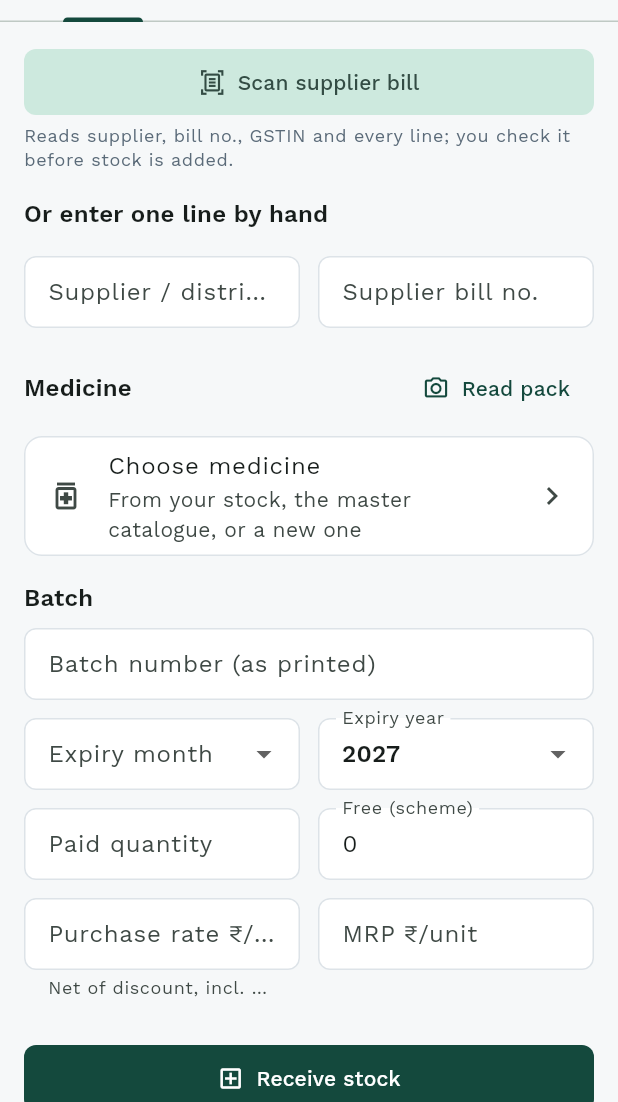
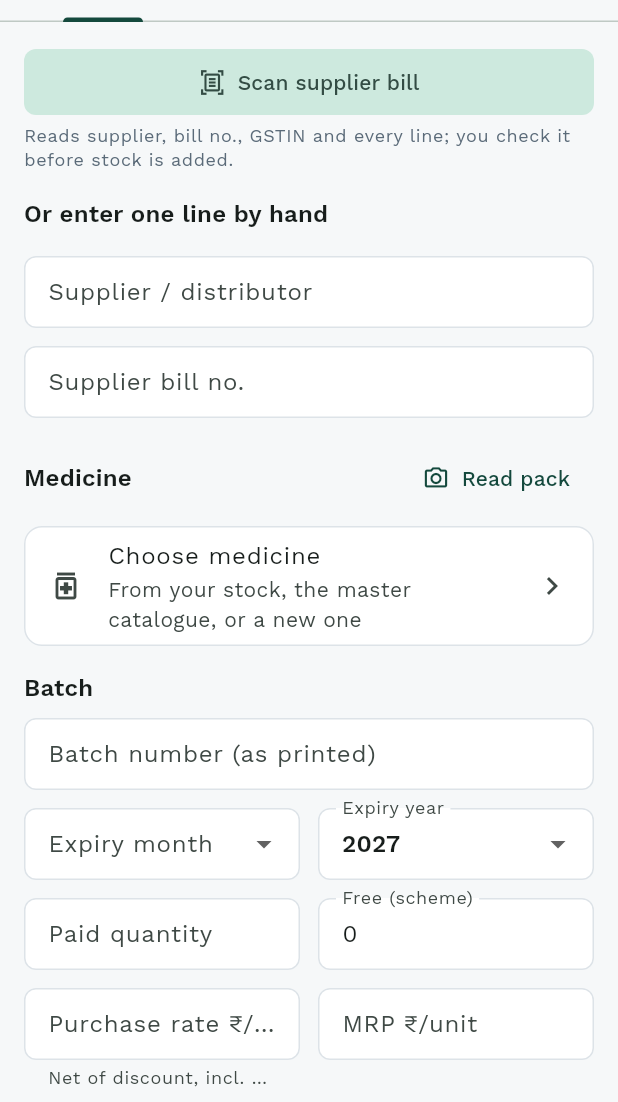
Before and after one commit to Framework7000/Medbills, a Flutter app: the PurchasesScreen screen opened directly, on a phone screen of 412 x 824 dp, the part 134-1236 px from its top. Run offline on Flutter 3.47's test engine with Material 3 defaults, Android fonts, the phone set to English and light mode, and no system bars; our stand-ins replace cloud_firestore, firebase_auth, firebase_core, flutter_riverpod, image_picker, pdf and 2 more; missing offline and left inert: dart:js_interop, google_mlkit_text_recognition, mobile_scanner; accounts and stored records are empty.

Commit message:
Rewrite README, setup and scripts docs for the shared-store app
Documents what each device is for, how to build and sign the Windows,
Mac, iPhone and Android apps, the Firestore layout, adding staff, and the
honest limits (text reading runs on phones; native builds not compiled in
the cloud environment). setup.sh no longer regenerates platform folders,
which are now committed, and installs CocoaPods on a Mac. The stock-in
form gives the supplier name a full-width field.

Co-Authored-By: Claude Opus 5.5 <noreply@anthropic.com>
Claude-Session: https://claude.ai/code/session_01T5zeKAdCbKjRUSkj78aVZp

```diff
--- a/lib/presentation/purchases/purchases_screen.dart
+++ b/lib/presentation/purchases/purchases_screen.dart
@@ -216,11 +216,10 @@ class _ReceiveStockFormState extends ConsumerState<_ReceiveStockForm> {
         Text('Or enter one line by hand', style: text.titleMedium),
         const SizedBox(height: Space.s),
         const SizedBox(height: Space.s),
-        pair(
-          TextFormField(controller: _supplier, decoration: const InputDecoration(labelText: 'Supplier / distributor'),
-              textCapitalization: TextCapitalization.words),
-          TextFormField(controller: _supplierInvoice, decoration: const InputDecoration(labelText: 'Supplier bill no.')),
-        ),
+        TextFormField(controller: _supplier, decoration: const InputDecoration(labelText: 'Supplier / distributor'),
+            textCapitalization: TextCapitalization.words),
+        const SizedBox(height: Space.m),
+        TextFormField(controller: _supplierInvoice, decoration: const InputDecoration(labelText: 'Supplier bill no.')),
         const SizedBox(height: Space.l),
         Row(children: [
           Expanded(child: Text('Medicine', style: text.titleMedium)),
```
Also changed, not shown: 3 other files.
